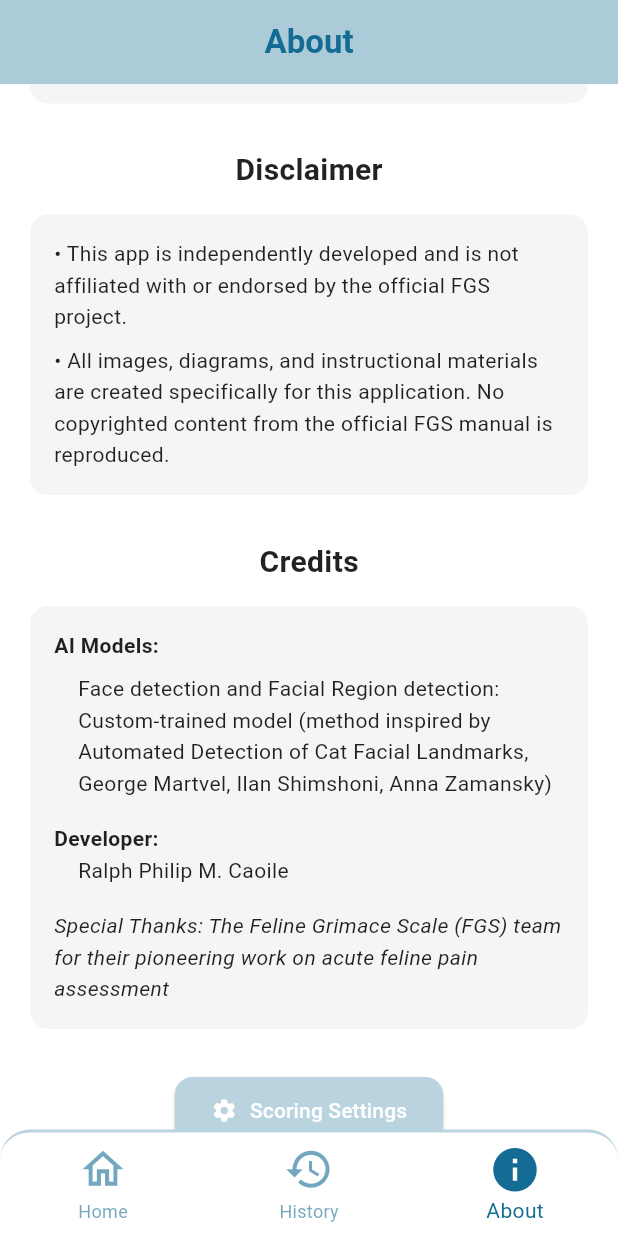
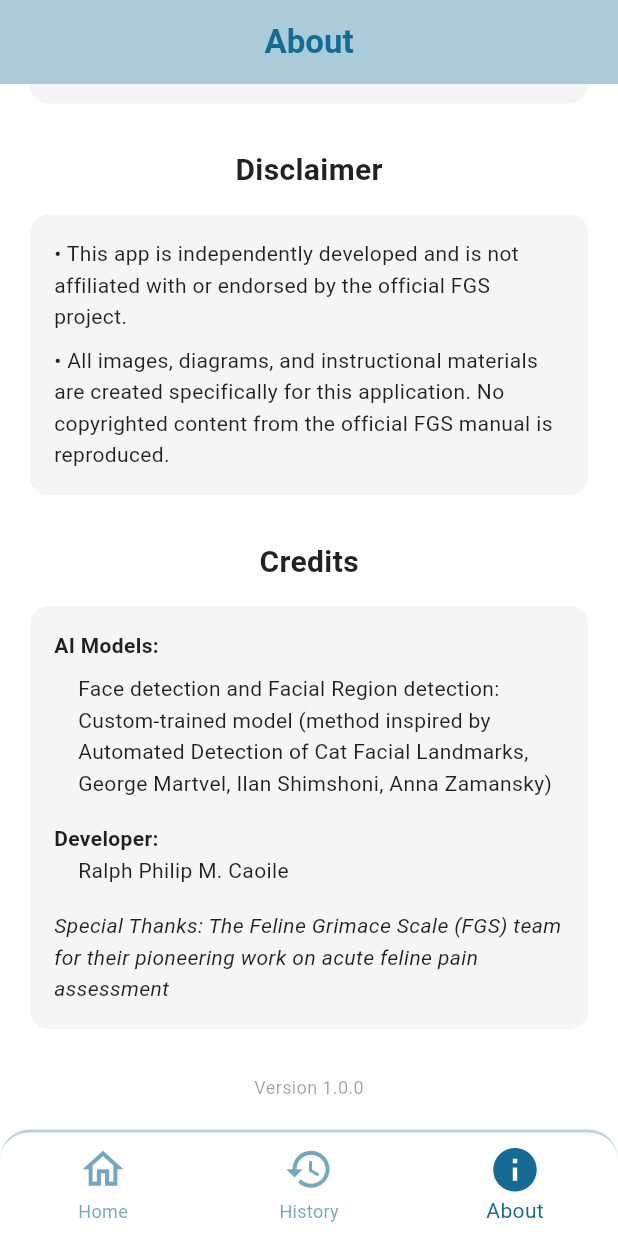
Before and after one commit to rmcaoile/KittyCheck, a Flutter app: the MyHomePage screen opened directly, item 3 of the bottom bar chosen, scrolled down 2087 dp, on a phone screen of 412 x 824 dp. Run offline on Flutter 3.47's test engine with Material 3 defaults, Android fonts, the phone set to English and light mode, and no system bars; our stand-ins replace camera, image_picker, permission_handler, shared_preferences, sqflite; missing offline and left inert: tflite_flutter; accounts and stored records are empty.

Commit message:
chore: hide debug button in about page

```diff
--- a/lib/about/about.dart
+++ b/lib/about/about.dart
@@ -543,30 +543,30 @@ class AboutPage extends StatelessWidget {
               ),
             ),
 
-            const SizedBox(height: 30),
+            // const SizedBox(height: 30),
 
-            // Settings Button
-            ElevatedButton.icon(
-              onPressed: () {
-                Navigator.push(
-                  context,
-                  MaterialPageRoute(
-                    builder: (context) => const ScoringSettingsPage(),
-                  ),
-                );
-              },
-              icon: const Icon(Icons.settings),
-              label: const Text('Scoring Settings'),
-              style: ElevatedButton.styleFrom(
-                backgroundColor: lightBlue,
-                foregroundColor: Colors.white,
-                padding:
-                    const EdgeInsets.symmetric(horizontal: 24, vertical: 12),
-                shape: RoundedRectangleBorder(
-                  borderRadius: BorderRadius.circular(12),
-                ),
-              ),
-            ),
+            // // Settings Button
+            // ElevatedButton.icon(
+            //   onPressed: () {
+            //     Navigator.push(
+            //       context,
+            //       MaterialPageRoute(
+            //         builder: (context) => const ScoringSettingsPage(),
+            //       ),
+            //     );
+            //   },
+            //   icon: const Icon(Icons.settings),
+            //   label: const Text('Scoring Settings'),
+            //   style: ElevatedButton.styleFrom(
+            //     backgroundColor: lightBlue,
+            //     foregroundColor: Colors.white,
+            //     padding:
+            //         const EdgeInsets.symmetric(horizontal: 24, vertical: 12),
+            //     shape: RoundedRectangleBorder(
+            //       borderRadius: BorderRadius.circular(12),
+            //     ),
+            //   ),
+            // ),
 
             const SizedBox(height: 30),
 
--- a/lib/main.dart
+++ b/lib/main.dart
@@ -13,7 +13,7 @@ void main() async {
   WidgetsFlutterBinding.ensureInitialized();
   final prefs = await SharedPreferences.getInstance();
   // DEBUG: set to true to always show onboarding
-  const bool debugForceOnboarding = true;
+  const bool debugForceOnboarding = false;
   final hasSeenOnboarding = debugForceOnboarding
       ? false
       : (prefs.getBool('hasSeenOnboarding') ?? false);
```
Also changed, not shown: 5 other files.
